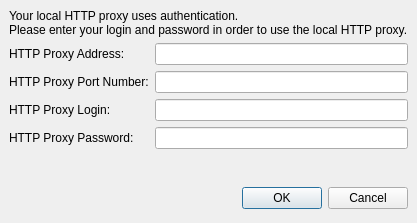
Qt form wengophone/src/presentation/qt/HttpProxyLoginWindow.ui (tkrotoff/WengoPhone) before a commit.
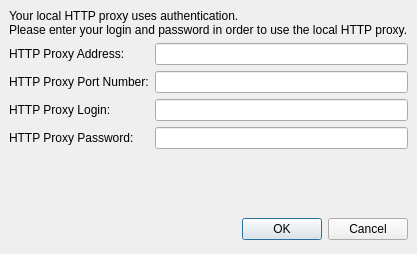
The same form after that commit.

Patch:
```diff
--- a/wengophone/src/presentation/qt/HttpProxyLoginWindow.ui
+++ b/wengophone/src/presentation/qt/HttpProxyLoginWindow.ui
@@ -8,8 +8,8 @@
    <rect>
     <x>0</x>
     <y>0</y>
-    <width>377</width>
-    <height>223</height>
+    <width>399</width>
+    <height>254</height>
    </rect>
   </property>
   <property name="windowTitle" >
```
